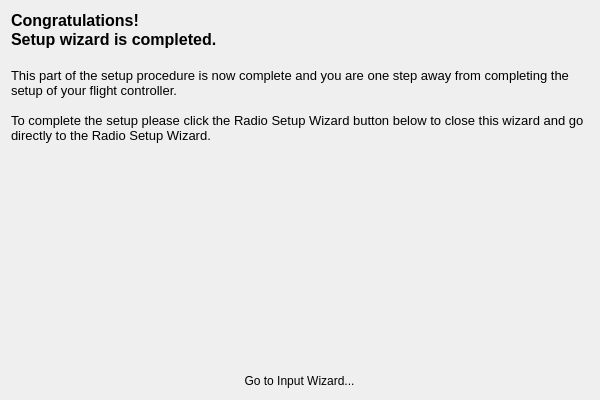
Before: the Qt Designer form ground/gcs/src/plugins/setupwizard/pages/endpage.ui in TauLabs/TauLabs, drawn with Qt 5.
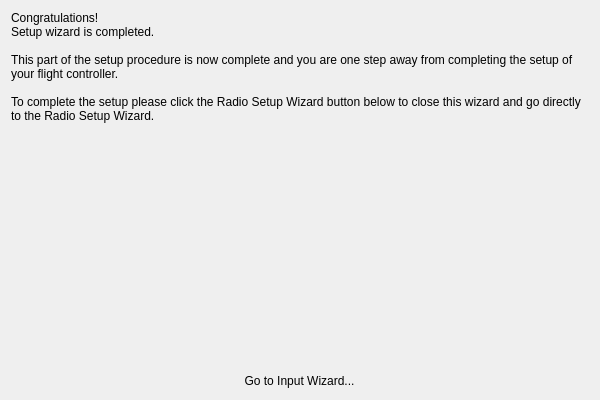
After: the same form once the commit is applied. Icons and pictures are not drawn.

Commit message:
SetupWizard: strip formatting from text
The formatting applied does not work well across platforms.  Removing
until that is improved.

The edit to the form file:
```diff
--- a/ground/gcs/src/plugins/setupwizard/pages/endpage.ui
+++ b/ground/gcs/src/plugins/setupwizard/pages/endpage.ui
@@ -23,17 +23,13 @@
    <item>
     <widget class="QLabel" name="label_2">
      <property name="text">
-      <string>&lt;!DOCTYPE HTML PUBLIC &quot;-//W3C//DTD HTML 4.0//EN&quot; &quot;http://www.w3.org/TR/REC-html40/strict.dtd&quot;&gt;
-&lt;html&gt;&lt;head&gt;&lt;meta name=&quot;qrichtext&quot; content=&quot;1&quot; /&gt;&lt;style type=&quot;text/css&quot;&gt;
-p, li { white-space: pre-wrap; }
-&lt;/style&gt;&lt;/head&gt;&lt;body style=&quot; font-family:'Lucida Grande'; font-size:13pt; font-weight:400; font-style:normal;&quot;&gt;
-&lt;p style=&quot; margin-top:0px; margin-bottom:0px; margin-left:0px; margin-right:0px; -qt-block-indent:0; text-indent:0px;&quot;&gt;&lt;span style=&quot; font-family:'MS Shell Dlg 2'; font-size:12pt; font-weight:600;&quot;&gt;Congratulations!&lt;/span&gt;&lt;/p&gt;
-&lt;p style=&quot; margin-top:0px; margin-bottom:0px; margin-left:0px; margin-right:0px; -qt-block-indent:0; text-indent:0px;&quot;&gt;&lt;span style=&quot; font-family:'MS Shell Dlg 2'; font-size:12pt; font-weight:600;&quot;&gt;Setup wizard is completed.&lt;/span&gt;&lt;/p&gt;
-&lt;p style=&quot;-qt-paragraph-type:empty; margin-top:0px; margin-bottom:0px; margin-left:0px; margin-right:0px; -qt-block-indent:0; text-indent:0px; font-family:'MS Shell Dlg 2'; font-size:12pt; font-weight:600;&quot;&gt;&lt;br /&gt;&lt;/p&gt;
-&lt;p style=&quot; margin-top:0px; margin-bottom:0px; margin-left:0px; margin-right:0px; -qt-block-indent:0; text-indent:0px;&quot;&gt;&lt;span style=&quot; font-family:'MS Shell Dlg 2'; font-size:10pt;&quot;&gt;This part of the setup procedure is now complete and you are one step away from completing the setup of your flight controller.&lt;/span&gt;&lt;/p&gt;
-&lt;p style=&quot;-qt-paragraph-type:empty; margin-top:0px; margin-bottom:0px; margin-left:0px; margin-right:0px; -qt-block-indent:0; text-indent:0px; font-family:'MS Shell Dlg 2'; font-size:10pt;&quot;&gt;&lt;br /&gt;&lt;/p&gt;
-&lt;p style=&quot; margin-top:0px; margin-bottom:0px; margin-left:0px; margin-right:0px; -qt-block-indent:0; text-indent:0px;&quot;&gt;&lt;span style=&quot; font-family:'MS Shell Dlg 2'; font-size:10pt;&quot;&gt;To complete the setup please click the Radio Setup Wizard button below to close this wizard and go directly to the Radio Setup Wizard.&lt;/span&gt;&lt;/p&gt;
-&lt;p style=&quot;-qt-paragraph-type:empty; margin-top:0px; margin-bottom:0px; margin-left:0px; margin-right:0px; -qt-block-indent:0; text-indent:0px; font-family:'MS Shell Dlg 2'; font-size:10pt;&quot;&gt;&lt;br /&gt;&lt;/p&gt;&lt;/body&gt;&lt;/html&gt;</string>
+      <string>Congratulations!
+Setup wizard is completed.
+
+This part of the setup procedure is now complete and you are one step away from completing the setup of your flight controller.
+
+To complete the setup please click the Radio Setup Wizard button below to close this wizard and go directly to the Radio Setup Wizard.
+</string>
      </property>
      <property name="alignment">
       <set>Qt::AlignLeading|Qt::AlignLeft|Qt::AlignTop</set>
```
The commit also changes 13 other files.
